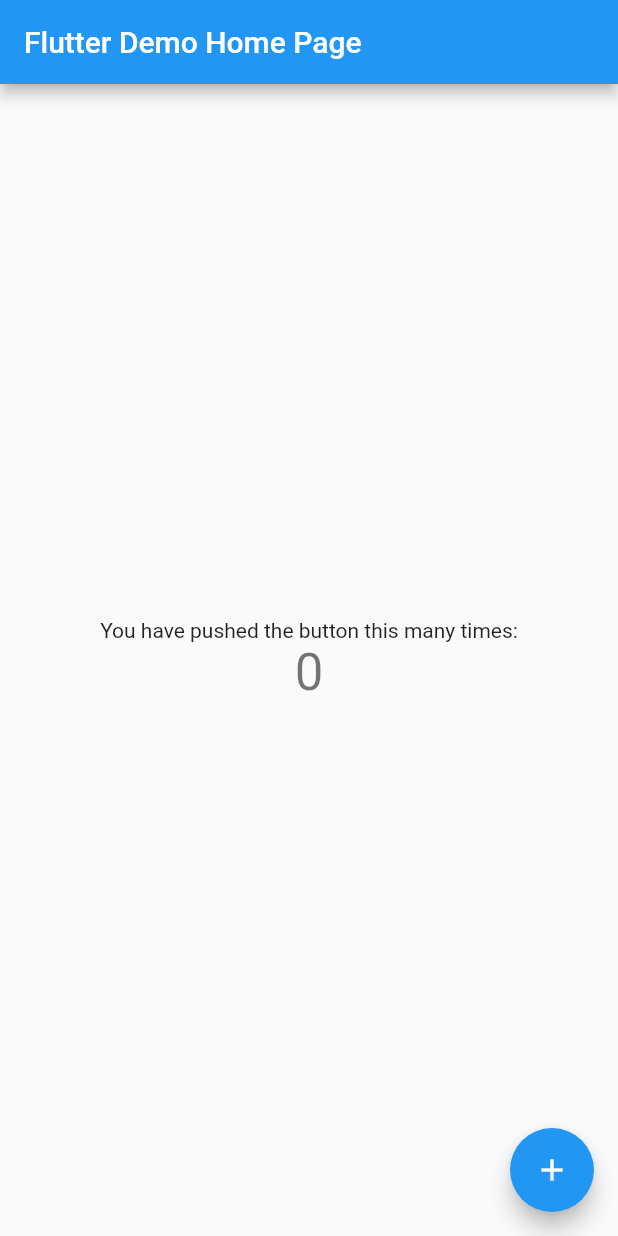
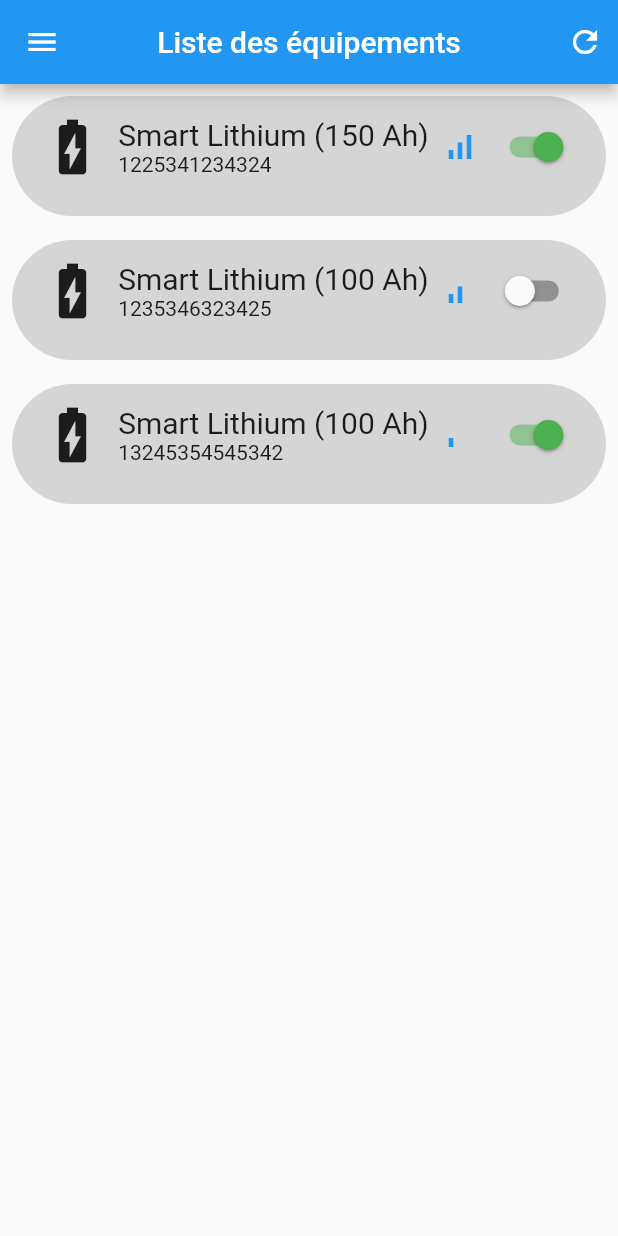
Before and after one commit to EtienneVformateur/tropikelec, a Flutter app: the screen it shows after launch, on a phone screen of 412 x 824 dp. Run offline on Flutter 3.47's test engine with Material 2 defaults, Android fonts, the phone set to English and light mode, and no system bars; our stand-ins replace flutter_blue, permission_handler.

```diff
--- /dev/null
+++ b/lib/ligneBatterie.dart
@@ -0,0 +1,82 @@
+import 'package:flutter/material.dart';
+
+class LigneBatterie extends StatelessWidget {
+  const LigneBatterie({
+    Key? key,
+    required this.nom,
+    required this.amperage,
+    required this.identifiant,
+    required this.signal,
+    required this.isSwitched,
+  }) : super(key: key);
+
+  final String nom;
+  final int amperage;
+  final String identifiant;
+  final int signal;
+  final bool isSwitched;
+
+  @override
+  Widget build(BuildContext context) {
+    return Container(
+      decoration: const BoxDecoration(
+        color: Color.fromARGB(88, 146, 144, 144),
+        borderRadius: BorderRadius.all(
+          Radius.circular(50),
+        ),
+      ),
+      height: 80,
+      width: double.infinity,
+      margin: const EdgeInsets.all(8),
+      padding: const EdgeInsets.all(10),
+      child: Column(
+        children: [
+          Row(
+            mainAxisSize: MainAxisSize.max,
+            mainAxisAlignment: MainAxisAlignment.spaceEvenly,
+            children: [
+              const Icon(
+                Icons.battery_charging_full,
+                size: 44,
+              ),
+              Column(
+                mainAxisSize: MainAxisSize.max,
+                crossAxisAlignment: CrossAxisAlignment.start,
+                children: [
+                  Text("$nom ($amperage Ah)",
+                      textAlign: TextAlign.left,
+                      style: TextStyle(fontSize: 20)),
+                  Text(
+                    identifiant,
+                    textAlign: TextAlign.left,
+                  )
+                ],
+              ),
+              if (signal == 1)
+                const Icon(
+                  Icons.signal_cellular_alt_1_bar_sharp,
+                  color: Colors.blue,
+                )
+              else if (signal == 2)
+                const Icon(
+                  Icons.signal_cellular_alt_2_bar,
+                  color: Colors.blue,
+                )
+              else if (signal == 3)
+                const Icon(
+                  Icons.signal_cellular_alt_sharp,
+                  color: Colors.blue,
+                ),
+              Switch(
+                  activeColor: Colors.green,
+                  value: isSwitched,
+                  onChanged: (change) {
+                    print("Clic");
+                  }),
+            ],
+          ),
+        ],
+      ),
+    );
+  }
+}
--- a/lib/main.dart
+++ b/lib/main.dart
@@ -1,4 +1,7 @@
 import 'package:flutter/material.dart';
+import 'ligneBatterie.dart';
+import 'package:flutter_blue/flutter_blue.dart';
+import 'package:permission_handler/permission_handler.dart';
 
 void main() {
   runApp(const MyApp());
@@ -11,105 +14,156 @@ class MyApp extends StatelessWidget {
   @override
   Widget build(BuildContext context) {
     return MaterialApp(
-      title: 'Flutter Demo',
+      title: 'TropikElec',
       theme: ThemeData(
-        // This is the theme of your application.
-        //
-        // Try running your application with "flutter run". You'll see the
-        // application has a blue toolbar. Then, without quitting the app, try
-        // changing the primarySwatch below to Colors.green and then invoke
-        // "hot reload" (press "r" in the console where you ran "flutter run",
-        // or simply save your changes to "hot reload" in a Flutter IDE).
-        // Notice that the counter didn't reset back to zero; the application
-        // is not restarted.
         primarySwatch: Colors.blue,
       ),
-      home: const MyHomePage(title: 'Flutter Demo Home Page'),
+      home: MyHomePage(title: 'Liste des équipements'),
     );
   }
 }
 
 class MyHomePage extends StatefulWidget {
-  const MyHomePage({super.key, required this.title});
-
-  // This widget is the home page of your application. It is stateful, meaning
-  // that it has a State object (defined below) that contains fields that affect
-  // how it looks.
-
-  // This class is the configuration for the state. It holds the values (in this
-  // case the title) provided by the parent (in this case the App widget) and
-  // used by the build method of the State. Fields in a Widget subclass are
-  // always marked "final".
+  MyHomePage({super.key, required this.title});
 
   final String title;
+  final FlutterBlue flutterBlue = FlutterBlue.instance;
+  // final List<BluetoothDevice> devicesList = new List<BluetoothDevice>();
 
   @override
   State<MyHomePage> createState() => _MyHomePageState();
 }
 
 class _MyHomePageState extends State<MyHomePage> {
-  int _counter = 0;
-
-  void _incrementCounter() {
-    setState(() {
-      // This call to setState tells the Flutter framework that something has
-      // changed in this State, which causes it to rerun the build method below
-      // so that the display can reflect the updated values. If we changed
-      // _counter without calling setState(), then the build method would not be
-      // called again, and so nothing would appear to happen.
-      _counter++;
-    });
-  }
+  // _addDeviceTolist(final BluetoothDevice device) {
+  //   if (!widget.devicesList.contains(device)) {
+  //     setState(() {
+  //       widget.devicesList.add(device);
+  //     });
+  //   }
+  // }
 
   @override
   Widget build(BuildContext context) {
-    // This method is rerun every time setState is called, for instance as done
-    // by the _incrementCounter method above.
-    //
-    // The Flutter framework has been optimized to make rerunning build methods
-    // fast, so that you can just rebuild anything that needs updating rather
-    // than having to individually change instances of widgets.
     return Scaffold(
       appBar: AppBar(
-        // Here we take the value from the MyHomePage object that was created by
-        // the App.build method, and use it to set our appbar title.
-        title: Text(widget.title),
+        centerTitle: true,
+        // leading: Icon(
+        //   Icons.menu,
+        //   size: 34,
+        // ),
+        title: Text(
+          widget.title,
+          textAlign: TextAlign.center,
+        ),
+        actions: [
+          Padding(
+            padding: const EdgeInsetsDirectional.fromSTEB(0, 0, 10, 0),
+            child: InkWell(
+              child: const Icon(Icons.refresh),
+              onTap: () {
+                //action code when clicked
+                demandePermission();
+              },
+            ),
+          ),
+        ],
       ),
-      body: Center(
-        // Center is a layout widget. It takes a single child and positions it
-        // in the middle of the parent.
-        child: Column(
-          // Column is also a layout widget. It takes a list of children and
-          // arranges them vertically. By default, it sizes itself to fit its
-          // children horizontally, and tries to be as tall as its parent.
-          //
-          // Invoke "debug painting" (press "p" in the console, choose the
-          // "Toggle Debug Paint" action from the Flutter Inspector in Android
-          // Studio, or the "Toggle Debug Paint" command in Visual Studio Code)
-          // to see the wireframe for each widget.
-          //
-          // Column has various properties to control how it sizes itself and
-          // how it positions its children. Here we use mainAxisAlignment to
-          // center the children vertically; the main axis here is the vertical
-          // axis because Columns are vertical (the cross axis would be
-          // horizontal).
-          mainAxisAlignment: MainAxisAlignment.center,
-          children: <Widget>[
-            const Text(
-              'You have pushed the button this many times:',
+      drawer: Drawer(
+        child: ListView(
+          // Important: Remove any padding from the ListView.
+          padding: EdgeInsets.zero,
+          children: [
+            const DrawerHeader(
+              decoration: BoxDecoration(
+                color: Colors.blue,
+              ),
+              child: Text('Menu',
+                  style: TextStyle(fontSize: 25, color: Colors.white)),
             ),
-            Text(
-              '$_counter',
-              style: Theme.of(context).textTheme.headlineMedium,
+            ListTile(
+              leading: const Icon(
+                Icons.menu,
+              ),
+              title: const Text('Liste des appareils'),
+              onTap: () {
+                Navigator.pop(context);
+              },
+            ),
+            ListTile(
+              leading: const Icon(
+                Icons.play_circle_filled,
+              ),
+              title: const Text('Demo'),
+              onTap: () {
+                Navigator.pop(context);
+              },
+            ),
+            ListTile(
+              leading: const Icon(
+                Icons.save_alt,
+              ),
+              title: const Text('Sauvegarde de fichiers'),
+              onTap: () {
+                Navigator.pop(context);
+              },
+            ),
+            ListTile(
+              leading: const Icon(
+                Icons.file_download,
+              ),
+              title: const Text('Téléchargements'),
+              onTap: () {
+                Navigator.pop(context);
+              },
+            ),
+            ListTile(
+              leading: const Icon(
+                Icons.question_mark,
+              ),
+              title: const Text('Paramètres'),
+              onTap: () {
+                Navigator.pop(context);
+              },
             ),
           ],
         ),
       ),
-      floatingActionButton: FloatingActionButton(
-        onPressed: _incrementCounter,
-        tooltip: 'Increment',
-        child: const Icon(Icons.add),
-      ), // This trailing comma makes auto-formatting nicer for build methods.
+      body: Center(
+        child: Column(
+          children: const [
+            LigneBatterie(
+              nom: "Smart Lithium",
+              amperage: 150,
+              identifiant: "1225341234324",
+              signal: 3,
+              isSwitched: true,
+            ),
+            LigneBatterie(
+              nom: "Smart Lithium",
+              amperage: 100,
+              identifiant: "1235346323425",
+              signal: 2,
+              isSwitched: false,
+            ),
+            LigneBatterie(
+              nom: "Smart Lithium",
+              amperage: 100,
+              identifiant: "13245354545342",
+              signal: 1,
+              isSwitched: true,
+            )
+          ],
+        ),
+      ),
     );
   }
 }
+
+void demandePermission() async {
+  var permissionScan = await Permission.bluetoothConnect.request();
+  var permissionConnect = await Permission.bluetoothScan.request();
+  if (permissionScan.isGranted && permissionConnect.isGranted) {
+    print("Permission ");
+  }
+}
```
Also changed, not shown: pubspec.yaml (+5 -2 lines), pubspec.lock, 87 other files.
